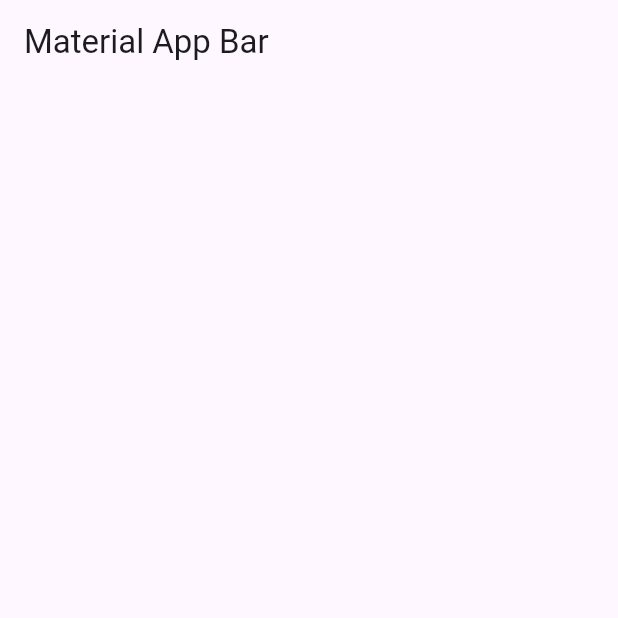
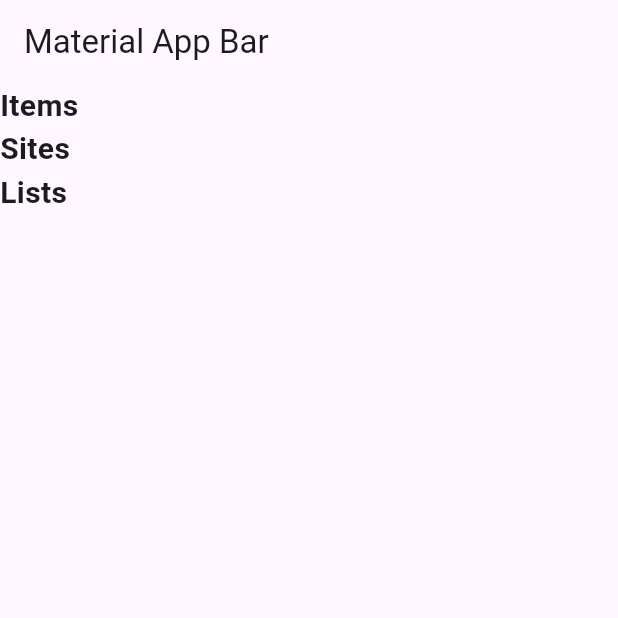
Before and after one commit to StibenDavid/Tienda-App, a Flutter app: the screen it shows after launch, on a phone screen of 412 x 824 dp, the top half of it. Run offline on Flutter 3.47's test engine with Material 3 defaults, Android fonts, the phone set to English and light mode, and no system bars; our stand-ins replace cloud_firestore, firebase_core; accounts and stored records are empty; statements that could not run were skipped.

Commit message:
obteniendo list y sites de fireStore

```diff
--- a/lib/main.dart
+++ b/lib/main.dart
@@ -1,6 +1,8 @@
 import 'package:flutter/material.dart';
 import 'package:firebase_core/firebase_core.dart';
-import 'package:shopping_list_app/services/firebase_services.dart';
+import 'package:shopping_list_app/services/firebase_serviceList.dart';
+import 'package:shopping_list_app/services/firebase_serviceSite.dart';
+import 'package:shopping_list_app/services/firebase_servicesItem.dart';
 import 'firebase_options.dart';
 
 void main() async {
@@ -18,27 +20,29 @@ class MyApp extends StatelessWidget {
   Widget build(BuildContext context) {
     return const MaterialApp(
       title: 'Material App',
-      home: Home(), // Scaffold
-    ); // MaterialApp
+      home: Home(),
+    );
   }
 }
 
 class Home extends StatefulWidget {
-  const Home({
-    Key? key,
-  }) : super(key: key);
+  const Home({Key? key}) : super(key: key);
 
   @override
   _HomeState createState() => _HomeState();
 }
 
 class _HomeState extends State<Home> {
-  late Future<List<Map<String, dynamic>>> _future; // Ajuste del tipo de la variable _future
+  late Future<List<List<Map<String, dynamic>>>> _future;
 
   @override
   void initState() {
     super.initState();
-    _future = getShoppingItem().then((value) => value.cast<Map<String, dynamic>>().toList());
+    _future = Future.wait([
+      getShoppingItem().then((value) => value.cast<Map<String, dynamic>>().toList()),
+      getShoppingSite().then((value) => value.cast<Map<String, dynamic>>().toList()),
+      getShoppingList().then((value) => value.cast<Map<String, dynamic>>().toList()),
+    ]);
   }
 
   @override
@@ -47,7 +51,7 @@ class _HomeState extends State<Home> {
       appBar: AppBar(
         title: const Text('Material App Bar'),
       ),
-      body: FutureBuilder<List<Map<String, dynamic>>>(
+      body: FutureBuilder<List<List<Map<String, dynamic>>>>(
         future: _future,
         builder: (context, snapshot) {
           if (snapshot.connectionState == ConnectionState.waiting) {
@@ -59,14 +63,26 @@ class _HomeState extends State<Home> {
               child: Text('Error: ${snapshot.error}'),
             );
           } else {
-            return ListView.builder(
-              itemCount: snapshot.data?.length ?? 0,
+            final items = snapshot.data?[0] ?? [];
+            final sites = snapshot.data?[1] ?? [];
+            final lists = snapshot.data?[2] ?? [];
+
+            return ListView(
+              children: [
+                const Text(
+                  'Items',
+                  style: TextStyle(fontSize: 20, fontWeight: FontWeight.bold),
+                ),
+                ListView.builder(
+                  shrinkWrap: true,
+                  physics: const NeverScrollableScrollPhysics(),
+                  itemCount: items.length,
                   itemBuilder: (context, index) {
-                final item = snapshot.data![index];
+                    final item = items[index];
                     return Column(
                       crossAxisAlignment: CrossAxisAlignment.start,
                       children: [
-                    Text('Id: ${item['Id']}'),
+                        Text('Item Id: ${item['Id']}'),
                         Text('ListId: ${item['listId']}'),
                         Text('Nombre: ${item['nombre']}'),
                         Text('SiteId: ${item['siteId']}'),
@@ -74,6 +90,49 @@ class _HomeState extends State<Home> {
                       ],
                     );
                   },
+                ),
+                const Text(
+                  'Sites',
+                  style: TextStyle(fontSize: 20, fontWeight: FontWeight.bold),
+                ),
+                ListView.builder(
+                  shrinkWrap: true,
+                  physics: const NeverScrollableScrollPhysics(),
+                  itemCount: sites.length,
+                  itemBuilder: (context, index) {
+                    final site = sites[index];
+                    return Column(
+                      crossAxisAlignment: CrossAxisAlignment.start,
+                      children: [
+                        Text('Site Id: ${site['id']}'),
+                        Text('Date: ${site['date']}'),
+                        Text('Name: ${site['name']}'),
+                        const Divider(),
+                      ],
+                    );
+                  },
+                ),
+                const Text(
+                  'Lists',
+                  style: TextStyle(fontSize: 20, fontWeight: FontWeight.bold),
+                ),
+                ListView.builder(
+                  shrinkWrap: true,
+                  physics: const NeverScrollableScrollPhysics(),
+                  itemCount: lists.length,
+                  itemBuilder: (context, index) {
+                    final list = lists[index];
+                    return Column(
+                      crossAxisAlignment: CrossAxisAlignment.start,
+                      children: [
+                        Text('List Id: ${list['id']}'),
+                        Text('Date: ${list['date']}'),
+                        const Divider(),
+                      ],
+                    );
+                  },
+                ),
+              ],
             );
           }
         },
--- /dev/null
+++ b/lib/services/firebase_serviceList.dart
@@ -0,0 +1,18 @@
+import "package:cloud_firestore/cloud_firestore.dart";
+
+FirebaseFirestore db = FirebaseFirestore.instance;
+
+Future<List> getShoppingList() async {
+  List lists = [];
+
+  CollectionReference collectionReferenceItem= db.collection('ShoppingList');
+
+  QuerySnapshot queryItem = await collectionReferenceItem.get();
+
+  queryItem.docs.forEach((documento){
+    lists.add(documento.data());
+  });
+
+  return lists;
+
+}
--- /dev/null
+++ b/lib/services/firebase_serviceSite.dart
@@ -0,0 +1,18 @@
+import "package:cloud_firestore/cloud_firestore.dart";
+
+FirebaseFirestore db = FirebaseFirestore.instance;
+
+Future<List> getShoppingSite() async {
+  List sites = [];
+
+  CollectionReference collectionReferenceItem= db.collection('ShoppingSite');
+
+  QuerySnapshot queryItem = await collectionReferenceItem.get();
+
+  queryItem.docs.forEach((documento){
+    sites.add(documento.data());
+  });
+
+  return sites;
+
+}
```
Also changed, not shown: lib/services/firebase_servicesItem.dart (renamed from lib/services/firebase_services.dart). Lines whose indentation alone changed are shown as unchanged.
